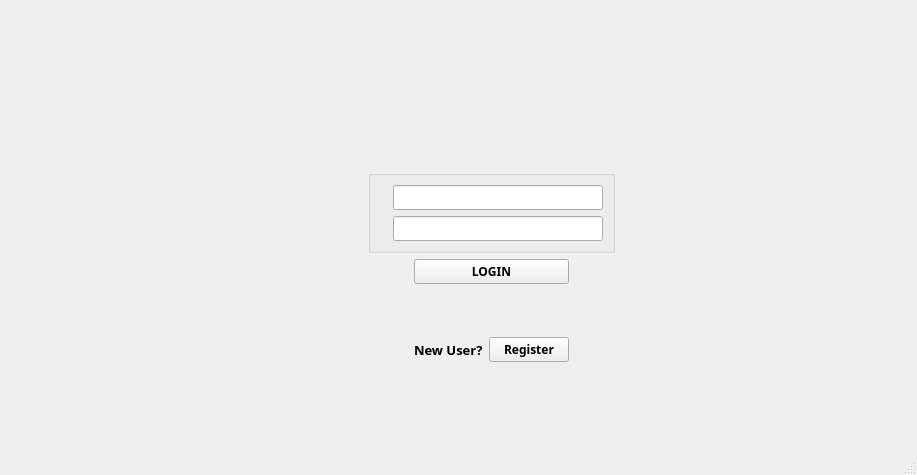
Qt form venv/application/ui/LoginWindow.ui (msriv/Enterprise-Resource-Planner) before a commit.
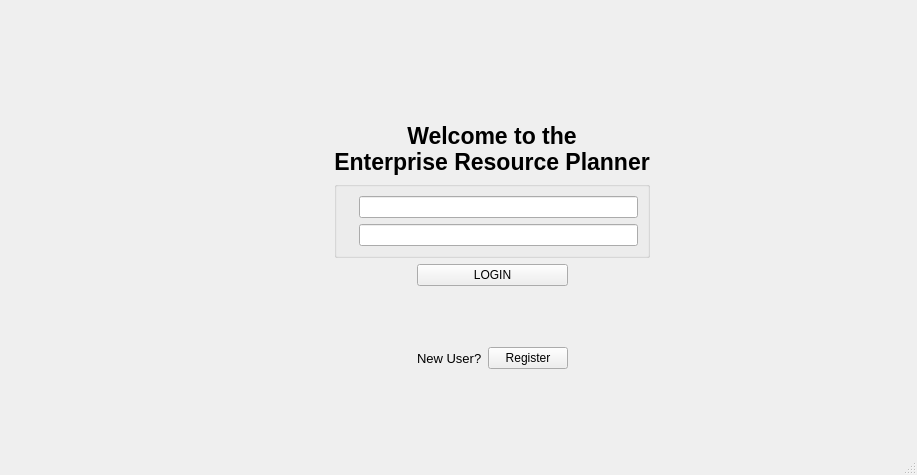
The same form after that commit. Icons and pictures are not drawn.

Commit message: DB Class Done. Final Linking remaining with warning and alert messages. Only a couple of screens have DB Integration

Patch:
```diff
--- a/venv/application/ui/LoginWindow.ui
+++ b/venv/application/ui/LoginWindow.ui
@@ -219,6 +219,13 @@
       </item>
       <item row="3" column="3" colspan="2">
        <widget class="QPushButton" name="loginBtn">
+        <property name="font">
+         <font>
+          <family>Arial</family>
+          <weight>50</weight>
+          <bold>false</bold>
+         </font>
+        </property>
         <property name="text">
          <string>LOGIN</string>
         </property>
@@ -271,6 +278,13 @@
                <height>0</height>
               </size>
              </property>
+             <property name="font">
+              <font>
+               <family>Arial</family>
+               <weight>50</weight>
+               <bold>false</bold>
+              </font>
+             </property>
             </widget>
            </item>
            <item row="1" column="0">
@@ -303,6 +317,13 @@
                <height>0</height>
               </size>
              </property>
+             <property name="font">
+              <font>
+               <family>Arial</family>
+               <weight>50</weight>
+               <bold>false</bold>
+              </font>
+             </property>
             </widget>
            </item>
           </layout>
@@ -314,8 +335,11 @@
        <widget class="QLabel" name="label_4">
         <property name="font">
          <font>
+          <family>Arial</family>
           <pointsize>10</pointsize>
+          <weight>50</weight>
           <italic>false</italic>
+          <bold>false</bold>
           <underline>false</underline>
          </font>
         </property>
@@ -328,6 +352,39 @@
        <widget class="QPushButton" name="registerBtn">
         <property name="font">
          <font>
+          <family>Arial</family>
+          <weight>50</weight>
+          <bold>false</bold>
+         </font>
+        </property>
+        <property name="styleSheet">
+         <string notr="true"/>
+        </property>
+        <property name="text">
+         <string>Register</string>
+        </property>
+       </widget>
+      </item>
+      <item row="4" column="3" colspan="2">
+       <widget class="QLabel" name="messageLabel">
+        <property name="font">
+         <font>
+          <family>Arial</family>
+          <weight>50</weight>
+          <bold>false</bold>
+         </font>
+        </property>
+        <property name="text">
+         <string/>
+        </property>
+       </widget>
+      </item>
+      <item row="1" column="2" colspan="4">
+       <widget class="QLabel" name="label_5">
+        <property name="font">
+         <font>
+          <family>Arial</family>
+          <pointsize>17</pointsize>
           <weight>75</weight>
           <bold>true</bold>
          </font>
@@ -336,7 +393,11 @@
          <string notr="true"/>
         </property>
         <property name="text">
-         <string>Register</string>
+         <string>Welcome to the
+Enterprise Resource Planner</string>
+        </property>
+        <property name="alignment">
+         <set>Qt::AlignCenter</set>
         </property>
        </widget>
       </item>
```
Left out of the diff: 3 changed lines with no effect on the pictures. The commit also changes 12 other files.
